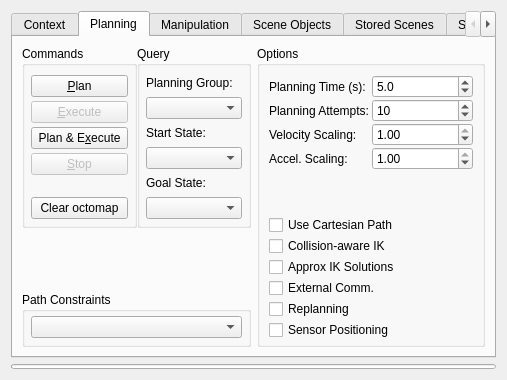
First picture: the form in moveit_ros/visualization/motion_planning_rviz_plugin/src/ui/motion_planning_rviz_plugin_frame.ui, repository moveit/moveit, before the edit.
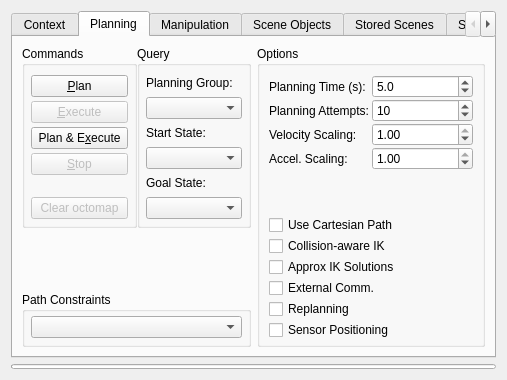
Second picture: the form after the edit. Icons and pictures are not drawn. Custom widgets are drawn as their Qt base class.

Commit message: Enable/disable Clear Octomap button

Patch:
```diff
--- a/moveit_ros/visualization/motion_planning_rviz_plugin/src/ui/motion_planning_rviz_plugin_frame.ui
+++ b/moveit_ros/visualization/motion_planning_rviz_plugin/src/ui/motion_planning_rviz_plugin_frame.ui
@@ -445,6 +445,9 @@
               </item>
               <item>
                <widget class="QPushButton" name="clear_octomap_button">
+                <property name="enabled">
+                 <bool>false</bool>
+                </property>
                 <property name="text">
                  <string>Clear octomap</string>
                 </property>
```
The commit also changes 2 other files.
